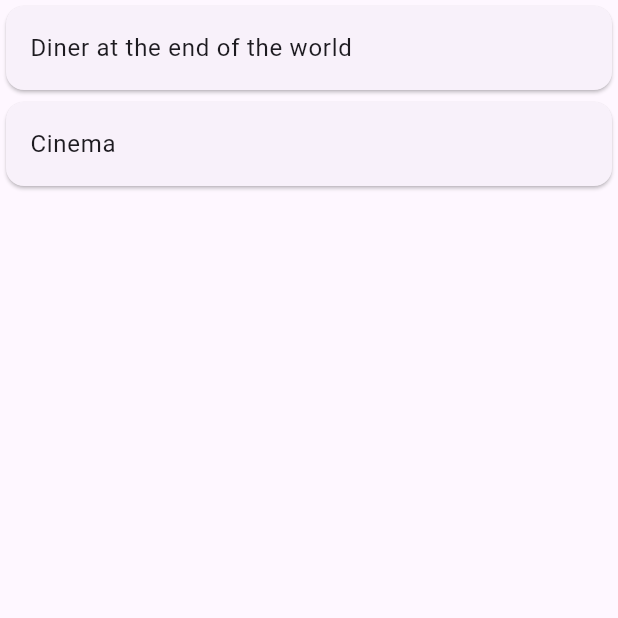
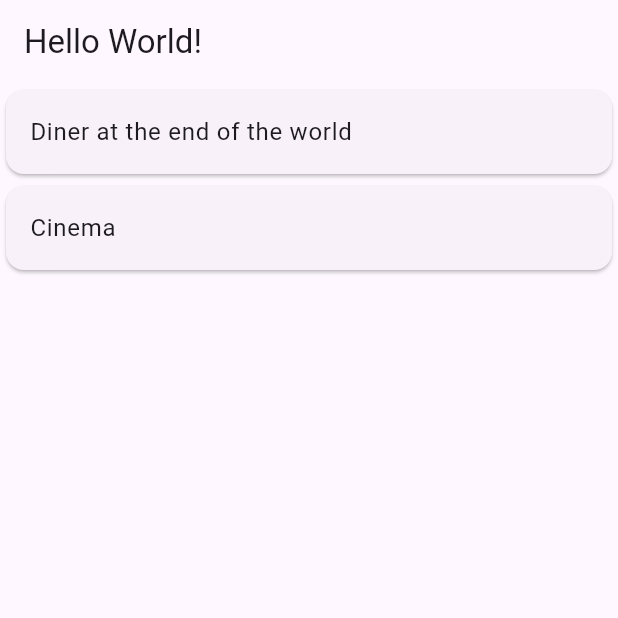
Before and after one commit to morphet81/splity-z, a Flutter app: the screen it shows after launch, on a phone screen of 412 x 824 dp, the top half of it. Run offline on Flutter 3.47's test engine with Material 3 defaults, Android fonts, the phone set to English and light mode, and no system bars; our stand-ins replace equatable, flutter_bloc, go_router; generated files the repository leaves out were written again.

Commit message:
Add localization support

```diff
--- /dev/null
+++ b/l10n.yaml
@@ -0,0 +1,3 @@
+arb-dir: lib/l10n
+template-arb-file: app_en.arb
+output-localization-file: app_localizations.dart
--- a/lib/app.dart
+++ b/lib/app.dart
@@ -2,6 +2,8 @@
 import 'package:go_router/go_router.dart';
 import 'package:splity_z/shared/view/view.dart';
 import 'package:splity_z/splits/view/view.dart';
+import 'package:flutter_localizations/flutter_localizations.dart';
+import 'package:flutter_gen/gen_l10n/app_localizations.dart';
 
 class App extends StatelessWidget {
   const App({super.key});
@@ -11,6 +13,16 @@
   Widget build(BuildContext context) {
     return MaterialApp.router(
       title: 'Flutter Demo',
+      localizationsDelegates: const [
+        AppLocalizations.delegate,
+        GlobalMaterialLocalizations.delegate,
+        GlobalWidgetsLocalizations.delegate,
+        GlobalCupertinoLocalizations.delegate,
+      ],
+      supportedLocales: const [
+        Locale('en'),
+        Locale('fr'),
+      ],
       theme: ThemeData(
         colorScheme: ColorScheme.fromSeed(seedColor: Colors.deepPurple),
         useMaterial3: true,
--- /dev/null
+++ b/lib/l10n/app_en.arb
@@ -0,0 +1,6 @@
+{
+  "helloWorld": "Hello World!",
+  "@helloWorld": {
+    "description": "The conventional newborn programmer greeting"
+  }
+}
--- /dev/null
+++ b/lib/l10n/app_fr.arb
@@ -0,0 +1,3 @@
+{
+  "helloWorld": "Bonjour Monde!"
+}
--- a/lib/splits/bloc/split_bloc.dart
+++ b/lib/splits/bloc/split_bloc.dart
@@ -1,4 +1,3 @@
-import 'package:flutter/foundation.dart';
 import 'package:flutter_bloc/flutter_bloc.dart';
 import 'package:equatable/equatable.dart';
 import 'package:splity_z/splits/models/models.dart';
--- a/lib/splits/view/splits_page.dart
+++ b/lib/splits/view/splits_page.dart
@@ -2,6 +2,7 @@
 import 'package:flutter_bloc/flutter_bloc.dart';
 import 'package:splity_z/splits/bloc/split_bloc.dart';
 import 'package:splity_z/splits/splits.dart';
+import 'package:flutter_gen/gen_l10n/app_localizations.dart';
 
 class SplitsPage extends StatefulWidget {
   const SplitsPage({super.key});
@@ -14,6 +15,9 @@
   @override
   Widget build(BuildContext context) {
     return Scaffold(
+        appBar: AppBar(
+          title: Text(AppLocalizations.of(context)!.helloWorld),
+        ),
         body: BlocProvider(
             create: (_) => SplitBloc(), child: const SplitsList()));
   }
```
Also changed, not shown: pubspec.yaml (+7 -5 lines), pubspec.lock.
